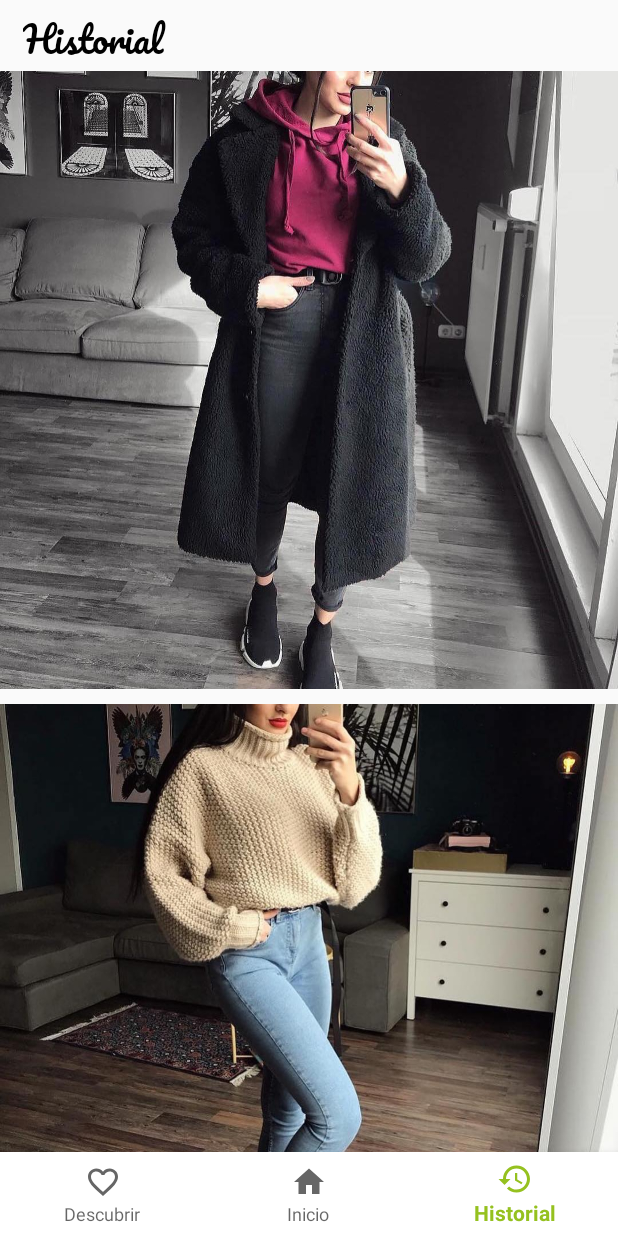
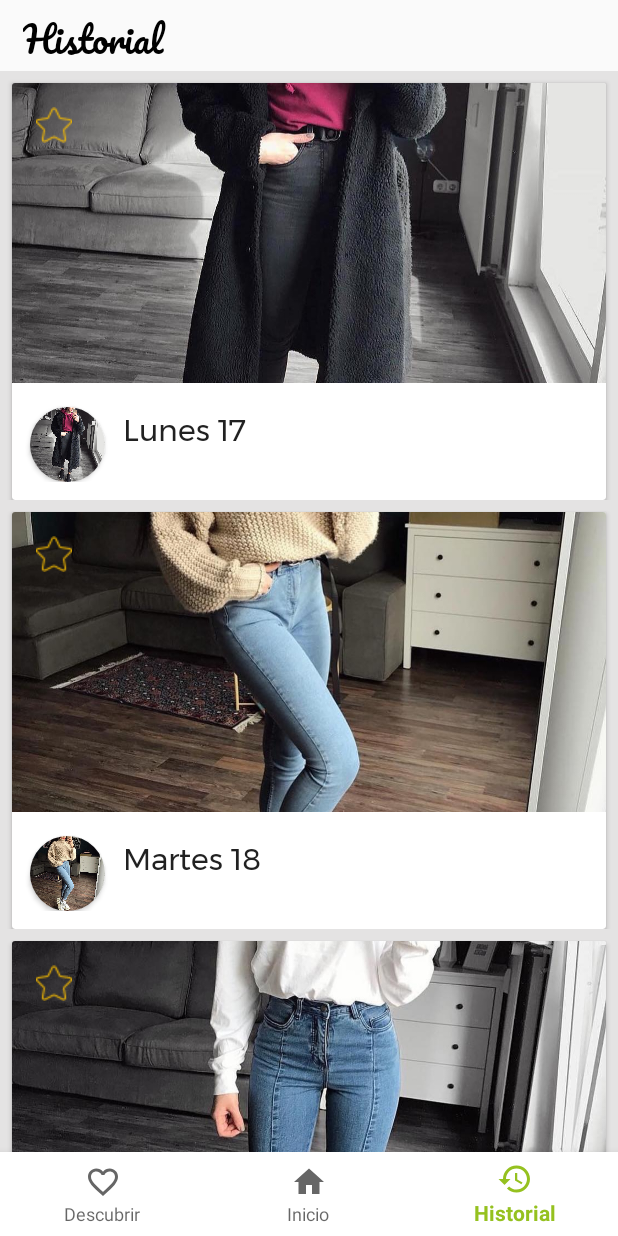
Before and after one commit to Beetoo13/Fitsu, an Android app: the screen it shows after launch (MainActivity), item 3 of the bottom bar chosen, on a phone screen of 412 x 824 dp. Run offline under Robolectric (Android 15) with nearby library versions, the phone set to English and light mode, and no system bars; our stand-ins replace Volley.

Commit message:
Historial (recyclerview, cardview), detalles historial (falta la info de la bdd, ya regresa al fragment historial)

```diff
--- a/app/build.gradle
+++ b/app/build.gradle
@@ -25,6 +25,8 @@ dependencies {
     implementation 'com.android.volley:volley:1.1.1'
     implementation 'com.google.android.material:material:1.1.0'
     implementation 'androidx.constraintlayout:constraintlayout:1.1.3'
+    implementation 'androidx.cardview:cardview:1.0.0'
+    implementation 'androidx.recyclerview:recyclerview:1.1.0'
     testImplementation 'junit:junit:4.12'
     androidTestImplementation 'androidx.test.ext:junit:1.1.0'
     androidTestImplementation 'androidx.test.espresso:espresso-core:3.1.1'
--- a/app/src/main/java/com/example/fitsu/Adaptador.java
+++ b/app/src/main/java/com/example/fitsu/Adaptador.java
@@ -1,50 +1,64 @@
 package com.example.fitsu;
 
-import android.content.Context;
 import android.view.LayoutInflater;
 import android.view.View;
 import android.view.ViewGroup;
-import android.widget.BaseAdapter;
 import android.widget.ImageView;
 import android.widget.TextView;
 
+import androidx.annotation.NonNull;
+import androidx.recyclerview.widget.RecyclerView;
+
 import java.util.ArrayList;
 
-public class Adaptador extends BaseAdapter {
-    private Context context;
-    private ArrayList <Entidad> outfitList;
+public class Adaptador extends RecyclerView.Adapter<Adaptador.MyViewHolder> implements View.OnClickListener {
+    private ArrayList <Historial> outfitList;
+    private View.OnClickListener click;
 
-    public Adaptador(Context context, ArrayList<Entidad> outfitList) {
-        this.context = context;
+    public void setOnClickListener(View.OnClickListener listener){
+        this.click = listener;
+    }
+
+    @Override
+    public void onClick(View v) {
+        if (click!=null){
+            click.onClick(v);
+        }
+    }
+
+    public Adaptador(ArrayList<Historial> outfitList) {
         this.outfitList = outfitList;
     }
 
+    @NonNull
     @Override
-    public int getCount() {
+    public MyViewHolder onCreateViewHolder(@NonNull ViewGroup parent, int viewType) {
+        View view = LayoutInflater.from(parent.getContext()).inflate(R.layout.outfit_item, parent, false);
+        return new MyViewHolder(view);
+    }
+
+    @Override
+    public void onBindViewHolder(@NonNull MyViewHolder holder, int position) {
+        holder.outfitEnfoque.setImageResource(outfitList.get(position).getOutfitEnfoque());
+        holder.outfitPequeño.setImageResource(outfitList.get(position).getOutfitPequeño());
+        holder.fecha.setText(outfitList.get(position).getFecha());
+    }
+
+    @Override
+    public int getItemCount() {
         return outfitList.size();
     }
 
-    @Override
-    public Object getItem(int position) {
-        return outfitList.get(position);
-    }
+    public class MyViewHolder extends RecyclerView.ViewHolder {
 
-    @Override
-    public long getItemId(int position) {
-        return 0;
-    }
+        ImageView outfitEnfoque, outfitPequeño;
+        TextView fecha;
 
-    @Override
-    public View getView(int position, View convertView, ViewGroup parent) {
-        Entidad Item = (Entidad) getItem(position);
-
-        convertView = LayoutInflater.from(context).inflate(R.layout.outfit_item, null);
-        ImageView outfit_item = convertView.findViewById(R.id.outfit);
-        TextView tv_fecha = convertView.findViewById(R.id.fecha);
-
-        outfit_item.setImageResource(Item.getImg_historial());
-        tv_fecha.setText(Item.getFecha());
-
-        return convertView;
+        public MyViewHolder(@NonNull View itemView) {
+            super(itemView);
+            outfitEnfoque = itemView.findViewById(R.id.outfit_card);
+            outfitPequeño = itemView.findViewById(R.id.miniOut_card);
+            fecha = itemView.findViewById(R.id.fecha_card);
+        }
     }
 }
--- a/app/src/main/java/com/example/fitsu/FragmentHistorial.java
+++ b/app/src/main/java/com/example/fitsu/FragmentHistorial.java
@@ -1,5 +1,6 @@
 package com.example.fitsu;
 
+import android.content.Intent;
 import android.os.Bundle;
 import android.view.LayoutInflater;
 import android.view.View;
@@ -8,12 +9,39 @@ import android.view.ViewGroup;
 import androidx.annotation.NonNull;
 import androidx.annotation.Nullable;
 import androidx.fragment.app.Fragment;
+import androidx.fragment.app.FragmentManager;
+import androidx.fragment.app.FragmentTransaction;
+import androidx.recyclerview.widget.LinearLayoutManager;
+import androidx.recyclerview.widget.RecyclerView;
+
+import java.util.ArrayList;
 
 public class FragmentHistorial extends Fragment {
+    RecyclerView recyclerHistorial;
+    ArrayList<Historial> listaOutfits;
 
     @Nullable
     @Override
     public View onCreateView(@NonNull LayoutInflater inflater, @Nullable ViewGroup container, @Nullable Bundle savedInstanceState) {
-        return inflater.inflate(R.layout.fragment_historial, container, false);
+        View view = inflater.inflate(R.layout.fragment_historial, container, false);
+
+        listaOutfits = new ArrayList<>();
+        recyclerHistorial = view.findViewById(R.id.historial);
+        recyclerHistorial.setLayoutManager(new LinearLayoutManager(getContext()));
+
+        llenarLista();
+
+        Adaptador adp = new Adaptador(listaOutfits);
+
+        recyclerHistorial.setAdapter(adp);
+
+        return view;
+    }
+
+    public void llenarLista(){
+        listaOutfits.add(new Historial(R.drawable.outfit1, R.drawable.outfit1, "Lunes 17"));
+        listaOutfits.add(new Historial(R.drawable.outfit2, R.drawable.outfit2, "Martes 18"));
+        listaOutfits.add(new Historial(R.drawable.outfit3, R.drawable.outfit3, "Miércoles 19"));
+        listaOutfits.add(new Historial(R.drawable.outfit4, R.drawable.outfit4, "Jueves 20"));
     }
 }
--- a/app/src/main/java/com/example/fitsu/FragmentHome.java
+++ b/app/src/main/java/com/example/fitsu/FragmentHome.java
@@ -14,9 +14,6 @@ public class FragmentHome extends Fragment {
     @Nullable
     @Override
     public View onCreateView(@NonNull LayoutInflater inflater, @Nullable ViewGroup container, @Nullable Bundle savedInstanceState) {
-
-
-
         return inflater.inflate(R.layout.fragment_home, container, false);
     }
 }
--- /dev/null
+++ b/app/src/main/java/com/example/fitsu/Historial.java
@@ -0,0 +1,41 @@
+package com.example.fitsu;
+
+public class Historial {
+    private int outfitEnfoque;
+    private int outfitPequeño;
+    private String fecha;
+
+    public Historial(){
+
+    }
+
+    public Historial(int outfitEnfoque, int outfitPequeño, String fecha) {
+        this.outfitEnfoque = outfitEnfoque;
+        this.outfitPequeño = outfitPequeño;
+        this.fecha = fecha;
+    }
+
+    public int getOutfitEnfoque() {
+        return outfitEnfoque;
+    }
+
+    public void setOutfitEnfoque(int outfitEnfoque) {
+        this.outfitEnfoque = outfitEnfoque;
+    }
+
+    public int getOutfitPequeño() {
+        return outfitPequeño;
+    }
+
+    public void setOutfitPequeño(int outfitPequeño) {
+        this.outfitPequeño = outfitPequeño;
+    }
+
+    public String getFecha() {
+        return fecha;
+    }
+
+    public void setFecha(String fecha) {
+        this.fecha = fecha;
+    }
+}
--- a/app/src/main/res/layout/fragment_historial.xml
+++ b/app/src/main/res/layout/fragment_historial.xml
@@ -15,57 +15,9 @@
         android:textColor="@color/design_default_color_on_secondary"
         android:textSize="24sp" />
 
-    <ScrollView
+    <androidx.recyclerview.widget.RecyclerView
+        android:id="@+id/historial"
         android:layout_width="match_parent"
-        android:layout_height="match_parent"
-        android:scrollbars="none">
-
-        <LinearLayout
-            android:layout_width="match_parent"
-            android:layout_height="wrap_content"
-            android:orientation="vertical"
-            android:scrollbars="none">
-
-            <ImageView
-                android:id="@+id/imageView"
-                android:layout_width="wrap_content"
-                android:layout_height="wrap_content"
-                android:adjustViewBounds="true"
-                android:clickable="true"
-                android:onClick="onClick"
-                android:paddingBottom="10dp"
-                app:srcCompat="@drawable/outfit1" />
-
-            <ImageView
-                android:id="@+id/imageView2"
-                android:layout_width="wrap_content"
-                android:layout_height="wrap_content"
-                android:adjustViewBounds="true"
-                android:clickable="true"
-                android:onClick="onClick"
-                android:paddingBottom="10dp"
-                app:srcCompat="@drawable/outfit2" />
-
-            <ImageView
-                android:id="@+id/imageView3"
-                android:layout_width="wrap_content"
-                android:layout_height="wrap_content"
-                android:adjustViewBounds="true"
-                android:clickable="true"
-                android:onClick="onClick"
-                android:paddingBottom="10dp"
-                app:srcCompat="@drawable/outfit3" />
-
-            <ImageView
-                android:id="@+id/imageView5"
-                android:layout_width="wrap_content"
-                android:layout_height="wrap_content"
-                android:adjustViewBounds="true"
-                android:clickable="true"
-                android:onClick="onClick"
-                android:paddingBottom="10dp"
-                app:srcCompat="@drawable/outfit4" />
-        </LinearLayout>
-    </ScrollView>
+        android:layout_height="match_parent" />
 
 </LinearLayout>
--- a/app/src/main/res/layout/outfit_item.xml
+++ b/app/src/main/res/layout/outfit_item.xml
@@ -1,29 +1,90 @@
 <?xml version="1.0" encoding="utf-8"?>
-<LinearLayout xmlns:android="http://schemas.android.com/apk/res/android"
+<androidx.constraintlayout.widget.ConstraintLayout xmlns:android="http://schemas.android.com/apk/res/android"
     xmlns:app="http://schemas.android.com/apk/res-auto"
     xmlns:tools="http://schemas.android.com/tools"
     android:layout_width="match_parent"
-    android:layout_height="match_parent"
-    android:orientation="vertical">
+    android:layout_height="wrap_content"
+    tools:context=".MainActivity"
+    android:background="#E4E3E3">
 
-    <TextView
-        android:id="@+id/fecha"
-        android:layout_width="86dp"
-        android:layout_height="28dp"
+    <androidx.cardview.widget.CardView
+        android:id="@+id/cardView"
+        android:layout_width="match_parent"
+        android:layout_height="wrap_content"
+        style="@style/CardView.Light"
+        android:layout_marginTop="8dp"
+        android:layout_marginEnd="8dp"
         android:layout_marginStart="8dp"
-        android:layout_marginTop="8dp"
-        android:background="#D9FFFFFF"
-        android:fontFamily="@font/montserrat"
-        android:text="Lunes 17"
-        android:textAlignment="center"
-        android:textColor="#D9000000"
-        android:textSize="18sp" />
+        app:layout_constraintStart_toStartOf="parent"
+        app:layout_constraintEnd_toEndOf="parent"
+        app:layout_constraintTop_toTopOf="parent"
+        >
 
-    <ImageView
-        android:id="@+id/outfit"
-        android:layout_width="410dp"
-        android:layout_height="410dp"
-        android:adjustViewBounds="true"
-        android:cropToPadding="true" />
+        <androidx.constraintlayout.widget.ConstraintLayout
+            android:layout_width="match_parent"
+            android:layout_height="wrap_content"
+            android:paddingBottom="12dp">
 
-</LinearLayout>
+            <ImageView
+                android:id="@+id/outfit_card"
+                android:layout_width="wrap_content"
+                android:layout_height="200dp"
+                android:contentDescription="outfit"
+                android:onClick="onClick"
+                android:scaleType="centerCrop"
+                android:src="@drawable/outfit1"
+                app:layout_constraintEnd_toEndOf="parent"
+                app:layout_constraintStart_toStartOf="parent"
+                app:layout_constraintTop_toTopOf="parent" />
+
+            <androidx.cardview.widget.CardView
+                android:id="@+id/view"
+                android:layout_width="50dp"
+                android:layout_height="50dp"
+                android:layout_marginTop="16dp"
+                android:layout_marginStart="12dp"
+                android:elevation="12dp"
+                app:cardCornerRadius="25dp"
+                app:layout_constraintStart_toStartOf="parent"
+                app:layout_constraintTop_toBottomOf="@+id/outfit_card">
+
+                <ImageView
+                    android:id="@+id/miniOut_card"
+                    android:layout_width="50dp"
+                    android:layout_height="50dp"
+                    android:contentDescription="mini"
+                    android:scaleType="fitCenter"
+                    android:src="@drawable/outfit1" />
+
+            </androidx.cardview.widget.CardView>
+
+            <TextView
+                android:id="@+id/fecha_card"
+                style="@style/TextAppearance.AppCompat.Title"
+                android:layout_width="0dp"
+                android:layout_height="wrap_content"
+                android:layout_marginStart="12dp"
+                android:fontFamily="@font/montserrat"
+                android:text="Fecha"
+                app:layout_constraintStart_toEndOf="@+id/view"
+                app:layout_constraintTop_toTopOf="@+id/view" />
+
+            <ImageView
+                android:id="@+id/fav_card"
+                android:layout_width="wrap_content"
+                android:layout_height="wrap_content"
+                android:layout_gravity="center_horizontal|center_vertical"
+                android:layout_marginStart="16dp"
+                android:layout_marginTop="16dp"
+                android:contentDescription="fav"
+                android:onClick="favorito"
+                android:scaleType="centerInside"
+                android:src="@drawable/star_border"
+                app:layout_constraintStart_toStartOf="parent"
+                app:layout_constraintTop_toTopOf="parent" />
+
+        </androidx.constraintlayout.widget.ConstraintLayout>
+
+    </androidx.cardview.widget.CardView>
+
+</androidx.constraintlayout.widget.ConstraintLayout>
```
Also changed, not shown: app/src/main/java/com/example/fitsu/Entidad.java (deleted, +0 -20 lines), app/src/main/java/com/example/fitsu/FragmentDetallesHistorial.java (+24 -2 lines), app/src/main/java/com/example/fitsu/MainActivity.java (+11 -6 lines), app/src/main/res/drawable/ic_keyboard_arrow_left_black_24dp.xml (added, +9 -0 lines), app/src/main/res/layout/fragment_detalles_historial.xml (+20 -3 lines), app/src/main/res/drawable-v24/star.png (added), app/src/main/res/drawable-v24/star_border.png (added).
